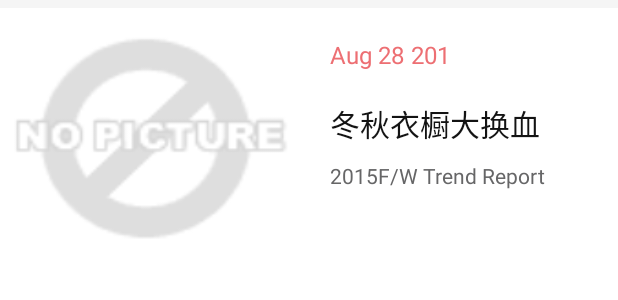
After one commit to zuihoushike/fulicenter-201607, an Android app: the layout item_boutique.xml on its own in the app's theme, with its tools: preview values and no code run, on a phone screen of 412 x 824 dp. The commit adds this screen. Shown: the top 300 px of the screen. Run offline under Robolectric (Android 15) with nearby library versions, the phone set to English and light mode, and no system bars.

Commit message:
精选首页布局的初始化及数据的填充

```diff
--- a/app/src/main/java/app/cn/com/fulicenter/view/FlowIndicator.java
+++ b/app/src/main/java/app/cn/com/fulicenter/view/FlowIndicator.java
@@ -7,7 +7,8 @@ import android.graphics.Paint;
 import android.util.AttributeSet;
 import android.view.View;
 
-import cn.ucai.fulicenter.R;
+import app.cn.com.fulicenter.R;
+
 
 public class FlowIndicator extends View {
 
--- /dev/null
+++ b/app/src/main/res/layout/item_boutique.xml
@@ -0,0 +1,51 @@
+<?xml version="1.0" encoding="utf-8"?>
+<RelativeLayout xmlns:android="http://schemas.android.com/apk/res/android"
+    android:layout_width="match_parent"
+    android:layout_height="wrap_content"
+    android:layout_marginTop="5dp"
+    android:layout_marginBottom="5dp">
+    <ImageView
+        android:id="@+id/ivBoutiqueImg"
+        android:layout_width="200dp"
+        android:layout_height="200dp"
+        android:src="@drawable/nopic"
+        android:scaleType="fitXY"/>
+    <LinearLayout
+        android:layout_width="match_parent"
+        android:layout_height="200dp"
+        android:orientation="vertical"
+        android:gravity="top"
+        android:paddingLeft="20dp"
+        android:paddingRight="20dp"
+        android:layout_toRightOf="@id/ivBoutiqueImg"
+        android:background="@color/white">
+        <TextView
+            android:id="@+id/ivBoutiqueTitle"
+            android:layout_width="match_parent"
+            android:layout_height="wrap_content"
+            android:textColor="@color/list_item_title"
+            android:layout_marginTop="20dp"
+            android:ellipsize="end"
+            android:textSize="16sp"
+            android:text="Aug 28 201"/>'
+        <TextView
+            android:id="@+id/tvBoutiqueName"
+            android:layout_width="match_parent"
+            android:layout_height="wrap_content"
+            android:textColor="@color/list_item_name"
+            android:layout_marginTop="20dp"
+            android:ellipsize="end"
+            android:textSize="20sp"
+            android:text="冬秋衣橱大换血"/>
+        <TextView
+            android:id="@+id/tvBoutiqueDescription"
+            android:layout_width="match_parent"
+            android:layout_height="wrap_content"
+            android:textColor="@color/gray_normal"
+            android:layout_marginTop="10dp"
+            android:maxLines="2"
+            android:ellipsize="end"
+            android:text="2015F/W Trend Report"/>
+    </LinearLayout>
+
+</RelativeLayout>
```
Also changed, not shown: app/src/main/java/app/cn/com/fulicenter/Adapter/BoutiqueAdapter.java (+12 -0 lines), app/src/main/java/app/cn/com/fulicenter/fragment/BoutiqueFragment.java (added, +105 -0 lines), app/src/main/java/app/cn/com/fulicenter/net/NetDAO.java (+14 -15 lines).
